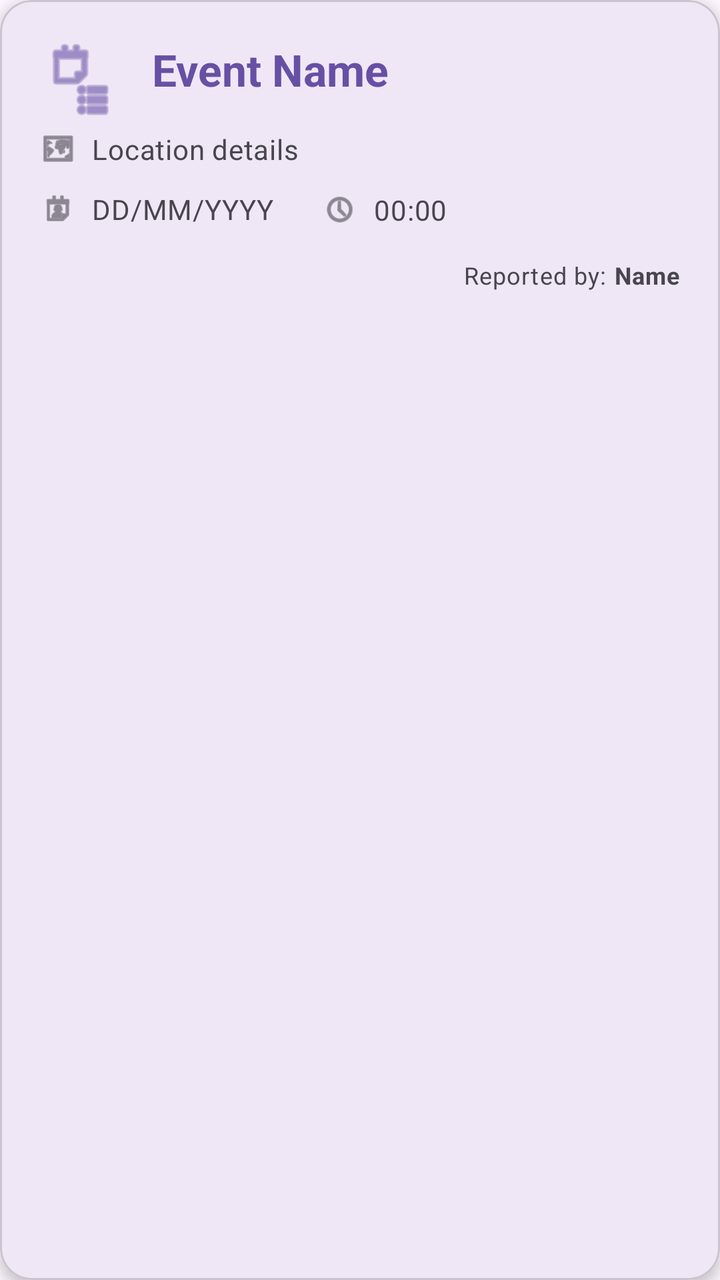
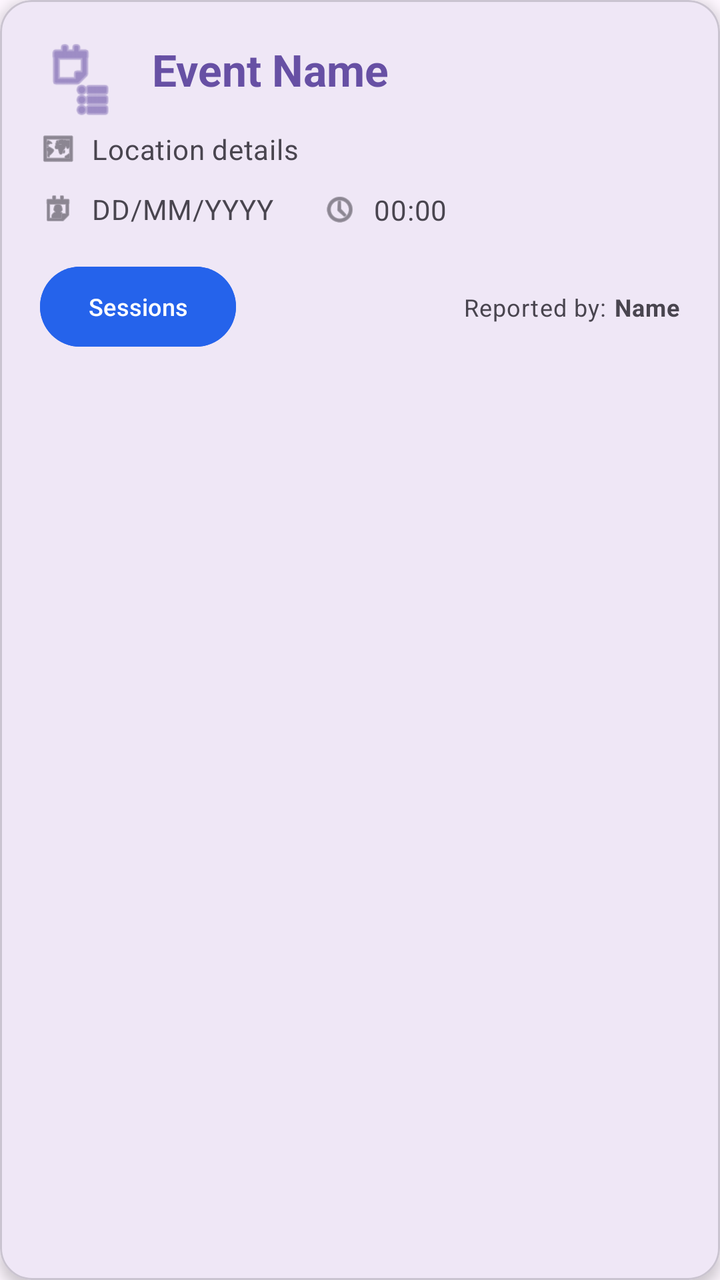

An Android layout rendered at two revisions. The XML below is the earlier revision; the diff shows what the commit changed to produce the second picture.
<!-- AndroidManifest.xml: application theme Theme.EventManagerFirebase -->
<!-- res/layout/item_event.xml -->
<?xml version="1.0" encoding="utf-8"?>
<com.google.android.material.card.MaterialCardView
    xmlns:android="http://schemas.android.com/apk/res/android"
    xmlns:app="http://schemas.android.com/apk/res-auto"
    android:id="@+id/card_view_event"
    android:layout_width="match_parent"
    android:layout_height="wrap_content"
    android:layout_margin="10dp"
    app:cardCornerRadius="16dp"
    app:cardElevation="4dp"
    android:foreground="?attr/selectableItemBackground">

    <androidx.constraintlayout.widget.ConstraintLayout
        android:layout_width="match_parent"
        android:layout_height="wrap_content"
        android:padding="20dp">

        
        <ImageView
            android:id="@+id/iv_event_icon"
            android:layout_width="40dp"
            android:layout_height="40dp"
            android:src="@android:drawable/ic_menu_agenda"
            app:tint="?attr/colorPrimary"
            app:layout_constraintStart_toStartOf="parent"
            app:layout_constraintTop_toTopOf="parent" />

        
        <TextView
            android:id="@+id/tv_event_name"
            android:layout_width="0dp"
            android:layout_height="wrap_content"
            android:layout_marginStart="16dp"
            android:text="Event Name"
            android:textAppearance="?attr/textAppearanceTitleLarge"
            android:textColor="?attr/colorPrimary"
            android:textStyle="bold"
            app:layout_constraintEnd_toEndOf="parent"
            app:layout_constraintStart_toEndOf="@id/iv_event_icon"
            app:layout_constraintTop_toTopOf="@id/iv_event_icon" />

        
        <ImageView
            android:id="@+id/iv_location_icon"
            android:layout_width="18dp"
            android:layout_height="18dp"
            android:layout_marginTop="16dp"
            android:src="@android:drawable/ic_menu_mapmode"
            app:tint="?attr/colorOnSurfaceVariant"
            app:layout_constraintStart_toStartOf="parent"
            app:layout_constraintTop_toBottomOf="@id/tv_event_name" />

        <TextView
            android:id="@+id/tv_event_location"
            android:layout_width="0dp"
            android:layout_height="wrap_content"
            android:layout_marginStart="8dp"
            android:text="Location details"
            android:textAppearance="?attr/textAppearanceBodyMedium"
            android:textColor="?attr/colorOnSurfaceVariant"
            app:layout_constraintBottom_toBottomOf="@id/iv_location_icon"
            app:layout_constraintEnd_toEndOf="parent"
            app:layout_constraintStart_toEndOf="@id/iv_location_icon"
            app:layout_constraintTop_toTopOf="@id/iv_location_icon" />

        
        <ImageView
            android:id="@+id/iv_date_icon"
            android:layout_width="18dp"
            android:layout_height="18dp"
            android:layout_marginTop="12dp"
            android:src="@android:drawable/ic_menu_my_calendar"
            app:tint="?attr/colorOnSurfaceVariant"
            app:layout_constraintStart_toStartOf="parent"
            app:layout_constraintTop_toBottomOf="@id/iv_location_icon" />

        <TextView
            android:id="@+id/tv_event_date"
            android:layout_width="wrap_content"
            android:layout_height="wrap_content"
            android:layout_marginStart="8dp"
            android:text="DD/MM/YYYY"
            android:textAppearance="?attr/textAppearanceBodyMedium"
            android:textColor="?attr/colorOnSurfaceVariant"
            app:layout_constraintBottom_toBottomOf="@id/iv_date_icon"
            app:layout_constraintStart_toEndOf="@id/iv_date_icon"
            app:layout_constraintTop_toTopOf="@id/iv_date_icon" />

        
        <ImageView
            android:id="@+id/iv_time_icon"
            android:layout_width="18dp"
            android:layout_height="18dp"
            android:layout_marginStart="24dp"
            android:src="@android:drawable/ic_menu_recent_history"
            app:tint="?attr/colorOnSurfaceVariant"
            app:layout_constraintBottom_toBottomOf="@id/tv_event_date"
            app:layout_constraintStart_toEndOf="@id/tv_event_date"
            app:layout_constraintTop_toTopOf="@id/tv_event_date" />

        <TextView
            android:id="@+id/tv_event_time"
            android:layout_width="0dp"
            android:layout_height="wrap_content"
            android:layout_marginStart="8dp"
            android:text="00:00"
            android:textAppearance="?attr/textAppearanceBodyMedium"
            android:textColor="?attr/colorOnSurfaceVariant"
            app:layout_constraintBottom_toBottomOf="@id/iv_time_icon"
            app:layout_constraintEnd_toEndOf="parent"
            app:layout_constraintStart_toEndOf="@id/iv_time_icon"
            app:layout_constraintTop_toTopOf="@id/iv_time_icon" />

        
        <TextView
            android:id="@+id/tv_reporter_prefix"
            android:layout_width="wrap_content"
            android:layout_height="wrap_content"
            android:layout_marginTop="16dp"
            android:text="Reported by: "
            android:textAppearance="?attr/textAppearanceBodySmall"
            android:textColor="?attr/colorOnSurfaceVariant"
            app:layout_constraintEnd_toStartOf="@id/tv_event_reporter"
            app:layout_constraintTop_toBottomOf="@id/iv_date_icon" />

        <TextView
            android:id="@+id/tv_event_reporter"
            android:layout_width="wrap_content"
            android:layout_height="wrap_content"
            android:layout_marginTop="16dp"
            android:layout_marginStart="4dp"
            android:text="Name"
            android:textAppearance="?attr/textAppearanceBodySmall"
            android:textColor="?attr/colorOnSurfaceVariant"
            android:textStyle="bold"
            app:layout_constraintEnd_toEndOf="parent"
            app:layout_constraintTop_toBottomOf="@id/iv_date_icon" />

    </androidx.constraintlayout.widget.ConstraintLayout>
</com.google.android.material.card.MaterialCardView>
<!-- resources referenced by this layout -->
<resources>
  <style name="Theme.EventManagerFirebase" parent="Base.Theme.EventManagerFirebase" />
  <style name="Base.Theme.EventManagerFirebase" parent="Theme.Material3.DayNight.NoActionBar">
          
          
      </style>
</resources>

<!-- the commit's change to res/layout/item_event.xml (unified diff, before → after) -->
@@ -2,6 +2,7 @@
 <com.google.android.material.card.MaterialCardView
     xmlns:android="http://schemas.android.com/apk/res/android"
     xmlns:app="http://schemas.android.com/apk/res-auto"
+    xmlns:tools="http://schemas.android.com/tools"
     android:id="@+id/card_view_event"
     android:layout_width="match_parent"
     android:layout_height="wrap_content"
@@ -112,29 +113,42 @@
             app:layout_constraintTop_toTopOf="@id/iv_time_icon" />
 
         
+        <Button
+            android:id="@+id/btnManageSessions"
+            android:layout_width="wrap_content"
+            android:layout_height="wrap_content"
+            android:layout_marginTop="16dp"
+            android:backgroundTint="#2563EB"
+            android:text="Sessions"
+            android:textColor="#FFFFFF"
+            android:textSize="12sp"
+            app:layout_constraintStart_toStartOf="parent"
+            app:layout_constraintTop_toBottomOf="@id/iv_date_icon" />
+
+        
         <TextView
             android:id="@+id/tv_reporter_prefix"
             android:layout_width="wrap_content"
             android:layout_height="wrap_content"
-            android:layout_marginTop="16dp"
             android:text="Reported by: "
             android:textAppearance="?attr/textAppearanceBodySmall"
             android:textColor="?attr/colorOnSurfaceVariant"
+            app:layout_constraintBottom_toBottomOf="@id/btnManageSessions"
             app:layout_constraintEnd_toStartOf="@id/tv_event_reporter"
-            app:layout_constraintTop_toBottomOf="@id/iv_date_icon" />
+            app:layout_constraintTop_toTopOf="@id/btnManageSessions" />
 
         <TextView
             android:id="@+id/tv_event_reporter"
             android:layout_width="wrap_content"
             android:layout_height="wrap_content"
-            android:layout_marginTop="16dp"
             android:layout_marginStart="4dp"
             android:text="Name"
             android:textAppearance="?attr/textAppearanceBodySmall"
             android:textColor="?attr/colorOnSurfaceVariant"
             android:textStyle="bold"
+            app:layout_constraintBottom_toBottomOf="@id/btnManageSessions"
             app:layout_constraintEnd_toEndOf="parent"
-            app:layout_constraintTop_toBottomOf="@id/iv_date_icon" />
+            app:layout_constraintTop_toTopOf="@id/btnManageSessions" />
 
     </androidx.constraintlayout.widget.ConstraintLayout>
 </com.google.android.material.card.MaterialCardView>
